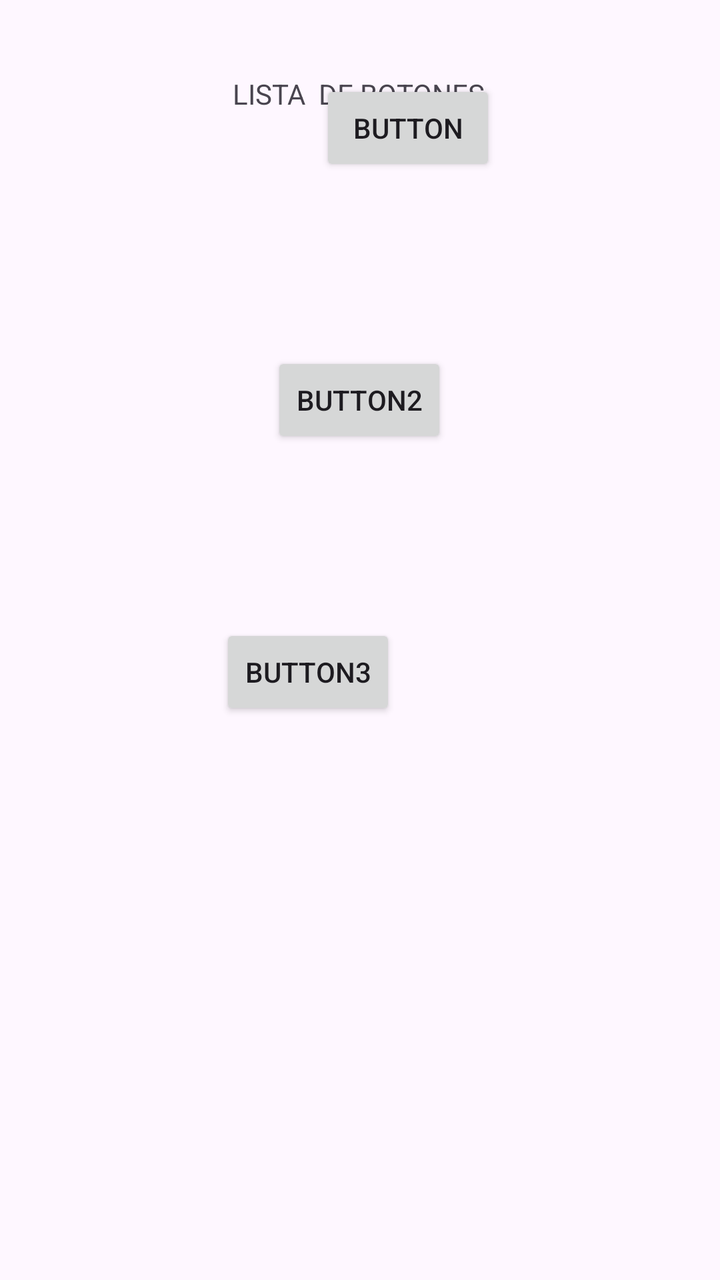
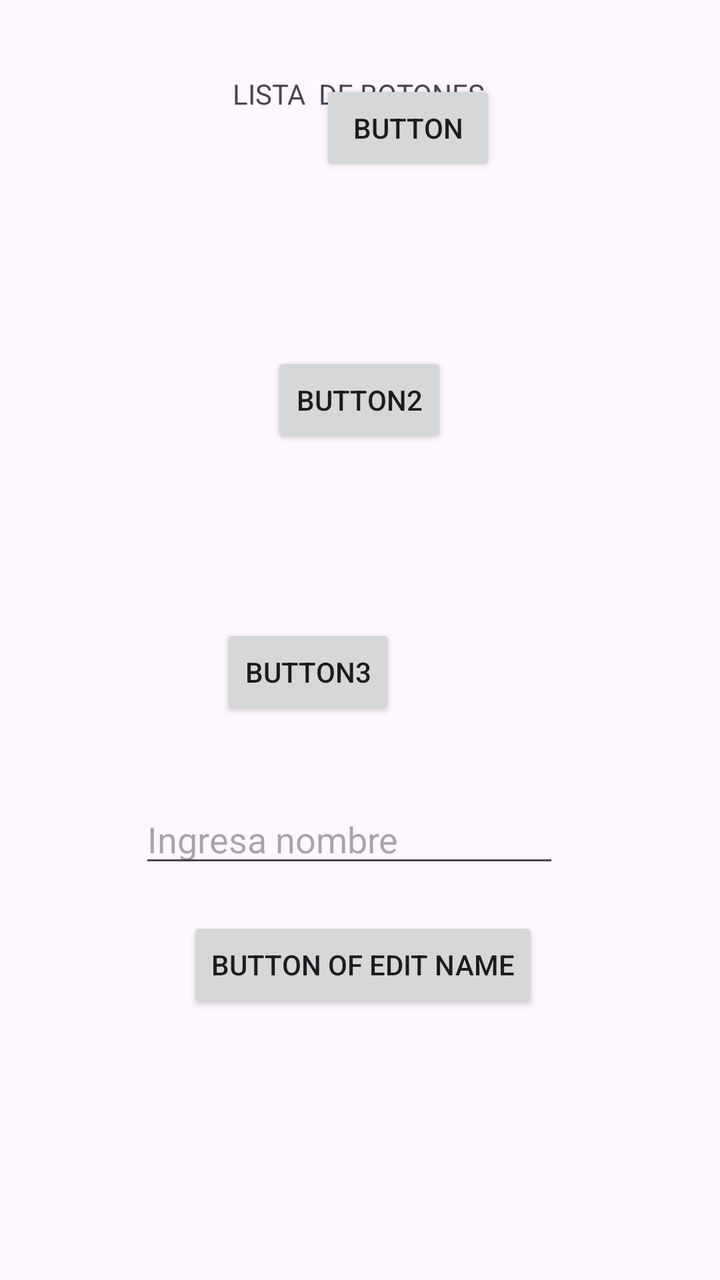

Compare the two renders of this Android layout. The source of the first and the diff that turns it into the second are given below.
<!-- AndroidManifest.xml: application theme Theme.YARP_CLASS -->
<!-- res/layout/activity_main.xml -->
<?xml version="1.0" encoding="utf-8"?>
<androidx.constraintlayout.widget.ConstraintLayout xmlns:android="http://schemas.android.com/apk/res/android"
    xmlns:app="http://schemas.android.com/apk/res-auto"
    xmlns:tools="http://schemas.android.com/tools"
    android:id="@+id/main"
    android:layout_width="match_parent"
    android:layout_height="match_parent"
    tools:context=".MainActivity">

    <TextView
        android:layout_width="wrap_content"
        android:layout_height="wrap_content"
        android:text="LISTA  DE BOTONES"
        app:layout_constraintBottom_toBottomOf="parent"
        app:layout_constraintEnd_toEndOf="parent"
        app:layout_constraintHorizontal_bias="0.498"
        app:layout_constraintStart_toStartOf="parent"
        app:layout_constraintTop_toTopOf="parent"
        app:layout_constraintVertical_bias="0.06" />

    <Button
        android:id="@+id/button"
        android:layout_width="wrap_content"
        android:layout_height="wrap_content"
        android:layout_marginStart="160dp"
        android:layout_marginTop="124dp"
        android:layout_marginEnd="161dp"
        android:layout_marginBottom="33dp"
        android:text="Button"
        app:layout_constraintBottom_toTopOf="@+id/button2"
        app:layout_constraintEnd_toEndOf="parent"
        app:layout_constraintHorizontal_bias="0.0"
        app:layout_constraintStart_toStartOf="parent"
        app:layout_constraintTop_toTopOf="parent" />

    <Button
        android:id="@+id/button2"
        android:layout_width="wrap_content"
        android:layout_height="wrap_content"
        android:layout_marginStart="160dp"
        android:layout_marginTop="55dp"
        android:layout_marginEnd="161dp"
        android:layout_marginBottom="44dp"
        android:text="Button2"
        app:layout_constraintBottom_toTopOf="@+id/button3"
        app:layout_constraintEnd_toEndOf="parent"
        app:layout_constraintStart_toStartOf="parent"
        app:layout_constraintTop_toBottomOf="@+id/button" />

    <Button
        android:id="@+id/button3"
        android:layout_width="wrap_content"
        android:layout_height="wrap_content"
        android:layout_marginStart="159dp"
        android:layout_marginTop="44dp"
        android:layout_marginEnd="162dp"
        android:layout_marginBottom="364dp"
        android:text="Button3"
        app:layout_constraintBottom_toBottomOf="parent"
        app:layout_constraintEnd_toEndOf="parent"
        app:layout_constraintHorizontal_bias="1.0"
        app:layout_constraintStart_toStartOf="parent"
        app:layout_constraintTop_toBottomOf="@+id/button2" />

</androidx.constraintlayout.widget.ConstraintLayout>
<!-- resources referenced by this layout -->
<resources>
  <style name="Theme.YARP_CLASS" parent="Base.Theme.YARP_CLASS" />
  <style name="Base.Theme.YARP_CLASS" parent="Theme.Material3.DayNight.NoActionBar">
          
          
      </style>
</resources>

<!-- the commit's change to res/layout/activity_main.xml (unified diff, before → after) -->
@@ -2,7 +2,6 @@
 <androidx.constraintlayout.widget.ConstraintLayout xmlns:android="http://schemas.android.com/apk/res/android"
     xmlns:app="http://schemas.android.com/apk/res-auto"
     xmlns:tools="http://schemas.android.com/tools"
-    android:id="@+id/main"
     android:layout_width="match_parent"
     android:layout_height="match_parent"
     tools:context=".MainActivity">
@@ -11,6 +10,7 @@
         android:layout_width="wrap_content"
         android:layout_height="wrap_content"
         android:text="LISTA  DE BOTONES"
+        android:id="@+id/textView"
         app:layout_constraintBottom_toBottomOf="parent"
         app:layout_constraintEnd_toEndOf="parent"
         app:layout_constraintHorizontal_bias="0.498"
@@ -62,4 +62,34 @@
         app:layout_constraintStart_toStartOf="parent"
         app:layout_constraintTop_toBottomOf="@+id/button2" />
 
+    <EditText
+        android:id="@+id/editTextText"
+        android:layout_width="wrap_content"
+        android:layout_height="wrap_content"
+        android:layout_marginStart="95dp"
+        android:layout_marginTop="58dp"
+        android:layout_marginEnd="106dp"
+        android:layout_marginBottom="222dp"
+        android:ems="10"
+        android:hint="Ingresa nombre"
+        android:inputType="text"
+        app:layout_constraintBottom_toBottomOf="parent"
+        app:layout_constraintEnd_toEndOf="parent"
+        app:layout_constraintStart_toStartOf="parent"
+        app:layout_constraintTop_toBottomOf="@+id/button3" />
+
+    <Button
+        android:id="@+id/button7"
+        android:layout_width="wrap_content"
+        android:layout_height="wrap_content"
+        android:layout_marginStart="162dp"
+        android:layout_marginTop="30dp"
+        android:layout_marginEnd="159dp"
+        android:layout_marginBottom="144dp"
+        android:text="Button of edit name"
+        app:layout_constraintBottom_toBottomOf="parent"
+        app:layout_constraintEnd_toEndOf="parent"
+        app:layout_constraintStart_toStartOf="parent"
+        app:layout_constraintTop_toBottomOf="@+id/editTextText" />
+
 </androidx.constraintlayout.widget.ConstraintLayout>
